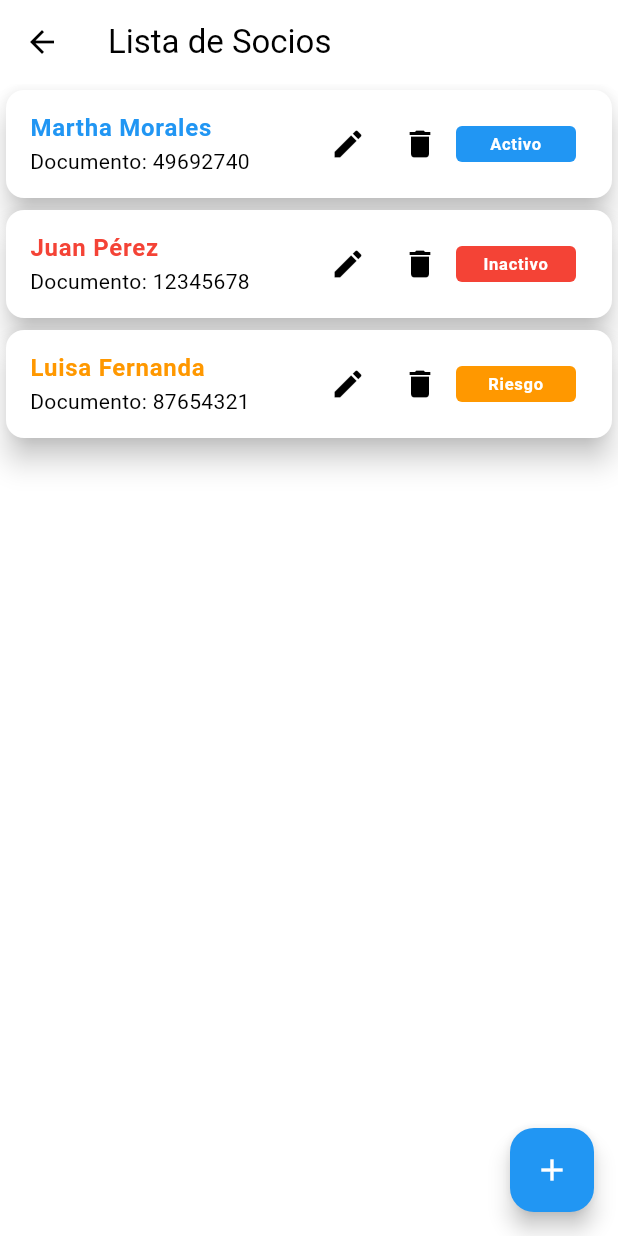
After one commit to Derjai/partners_dolinalpa, a Flutter app: the UserScreen screen opened by its route, on a phone screen of 412 x 824 dp. The commit adds this screen. Run offline on Flutter 3.47's test engine with Material 3 defaults, Android fonts, the phone set to English and light mode, and no system bars; our stand-ins replace firebase_core, flutter_dotenv; accounts and stored records are empty.

Commit message:
feat: Add user screen for managing partners

```diff
--- a/lib/main.dart
+++ b/lib/main.dart
@@ -3,6 +3,7 @@ import 'package:flutter/material.dart';
 import 'package:flutter_dotenv/flutter_dotenv.dart';
 import 'package:partners_dolinalpa/pages/home_screen.dart';
 import 'package:partners_dolinalpa/pages/login.dart';
+import 'package:partners_dolinalpa/pages/users.dart';
 import 'firebase_options.dart';
 
 Future<void> main() async {
@@ -26,6 +27,9 @@ class MyApp extends StatelessWidget {
         primaryColor: Colors.blue,
         hintColor: Colors.blueAccent,
         scaffoldBackgroundColor: Colors.white,
+        floatingActionButtonTheme: const FloatingActionButtonThemeData(
+          backgroundColor: Colors.blue,
+        ),
         elevatedButtonTheme: ElevatedButtonThemeData(
           style: ElevatedButton.styleFrom(
             backgroundColor: Colors.blue,
@@ -39,6 +43,9 @@ class MyApp extends StatelessWidget {
         primaryColor: Colors.blue,
         hintColor: Colors.blueAccent,
         scaffoldBackgroundColor: Colors.black,
+        floatingActionButtonTheme: const FloatingActionButtonThemeData(
+          backgroundColor: Colors.blueGrey,
+        ),
         elevatedButtonTheme: ElevatedButtonThemeData(
           style: ElevatedButton.styleFrom(
             backgroundColor: Colors.blue,
@@ -53,6 +60,7 @@ class MyApp extends StatelessWidget {
       routes: {
         '/': (context) => const LoginScreen(),
         '/home': (context) => const HomeScreen(),
+        '/partners': (context) => const UserScreen(),
       },
     );
   }
--- /dev/null
+++ b/lib/pages/users.dart
@@ -0,0 +1,90 @@
+import 'package:flutter/material.dart';
+
+class UserScreen extends StatefulWidget {
+  const UserScreen({super.key});
+  @override
+  State<UserScreen> createState() => _UserScreenState();
+}
+
+class _UserScreenState extends State<UserScreen> {
+  final List<Map<String, dynamic>> users = [
+    {
+      'nombre': 'Martha Morales',
+      'documento': '49692740',
+      'estado': 'Activo',
+      'colorEstado': Colors.blue,
+    },
+    {
+      'nombre': 'Juan Pérez',
+      'documento': '12345678',
+      'estado': 'Inactivo',
+      'colorEstado': Colors.red,
+    },
+    {
+      'nombre': 'Luisa Fernanda',
+      'documento': '87654321',
+      'estado': 'Riesgo',
+      'colorEstado': Colors.orange,
+    },
+  ];
+
+  @override
+  Widget build(BuildContext context) {
+    return Scaffold(
+      appBar: AppBar(
+        title: const Text('Lista de Socios'),
+      ),
+      body: ListView.builder(
+          itemCount: users.length,
+          itemBuilder: (context, index) {
+            return Card(
+                shadowColor: Colors.black,
+                elevation: 8,
+                child: ListTile(
+                  title: Text(users[index]['nombre'],
+                      style: TextStyle(
+                          color: users[index]['colorEstado'],
+                          fontWeight: FontWeight.bold)),
+                  subtitle: Text('Documento: ${users[index]['documento']}'),
+                  trailing: Row(
+                    mainAxisSize: MainAxisSize.min,
+                    children: [
+                      IconButton(
+                        icon: const Icon(Icons.edit),
+                        onPressed: () {
+                          // TODO: Implementar la funcionalidad de editar
+                        },
+                      ),
+                      IconButton(
+                        icon: const Icon(Icons.delete),
+                        onPressed: () {
+                          // TODO: Implementar la funcionalidad de borrar
+                        },
+                      ),
+                      Container(
+                        width: 80,
+                        padding: const EdgeInsets.all(4.0),
+                        decoration: BoxDecoration(
+                          color: users[index]['colorEstado'],
+                          borderRadius: BorderRadius.circular(4.0),
+                        ),
+                        child: Text(users[index]['estado'],
+                            textAlign: TextAlign.center,
+                            style: const TextStyle(
+                              color: Colors.white,
+                              fontWeight: FontWeight.bold,
+                            )),
+                      )
+                    ],
+                  ),
+                ));
+          }),
+      floatingActionButton: FloatingActionButton(
+        onPressed: () {
+          // TODO: Implementar la funcionalidad de agregar
+        },
+        child: const Icon(Icons.add),
+      ),
+    );
+  }
+}
```
